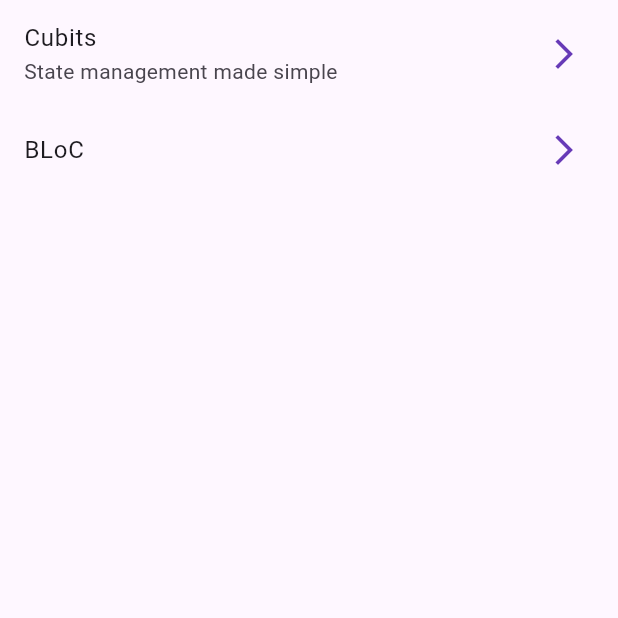
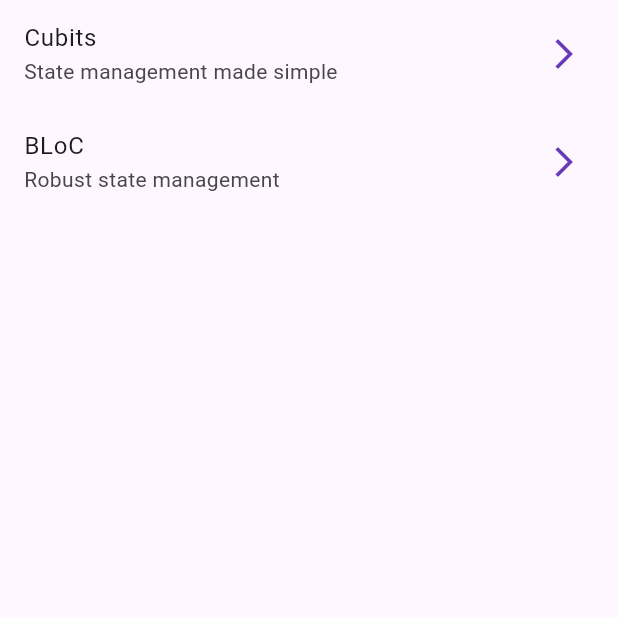
Before and after one commit to eacardenase/flutter-forms-app, a Flutter app: the screen it shows after launch, on a phone screen of 412 x 824 dp, the top half of it. Run offline on Flutter 3.47's test engine with Material 3 defaults, Android fonts, the phone set to English and light mode, and no system bars; our stand-ins replace equatable, flutter_bloc, go_router.

Commit message:
feat: setup counter bloc

```diff
--- /dev/null
+++ b/lib/presentation/blocs/counter_bloc/counter_bloc.dart
@@ -0,0 +1,16 @@
+import 'package:flutter_bloc/flutter_bloc.dart';
+import 'package:equatable/equatable.dart';
+
+part 'counter_event.dart';
+part 'counter_state.dart';
+
+class CounterBloc extends Bloc<CounterEvent, CounterState> {
+  CounterBloc() : super(const CounterState()) {
+    on<CounterIncreased>((event, emit) {
+      emit(state.copyWith(
+        counter: state.counter + event.value,
+        transactionCount: state.transactionCount + 1,
+      ));
+    });
+  }
+}
--- a/lib/presentation/screens/home_screen.dart
+++ b/lib/presentation/screens/home_screen.dart
@@ -18,6 +18,7 @@ class HomeScreen extends StatelessWidget {
           ),
           ListTile(
             title: const Text('BLoC'),
+            subtitle: const Text('Robust state management'),
             trailing: const Icon(Icons.arrow_forward_ios),
             onTap: () => context.push('/bloc'),
           ),
```
Also changed, not shown: lib/presentation/blocs/counter_bloc/counter_event.dart (added, +11 -0 lines), lib/presentation/blocs/counter_bloc/counter_state.dart (added, +23 -0 lines).
